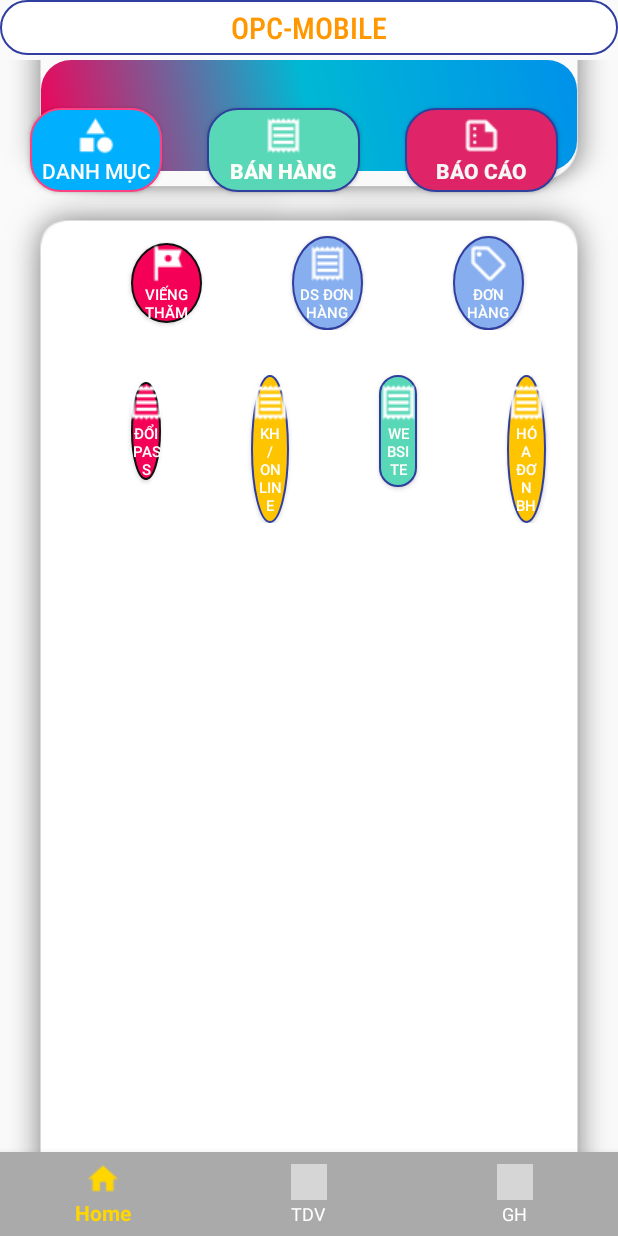
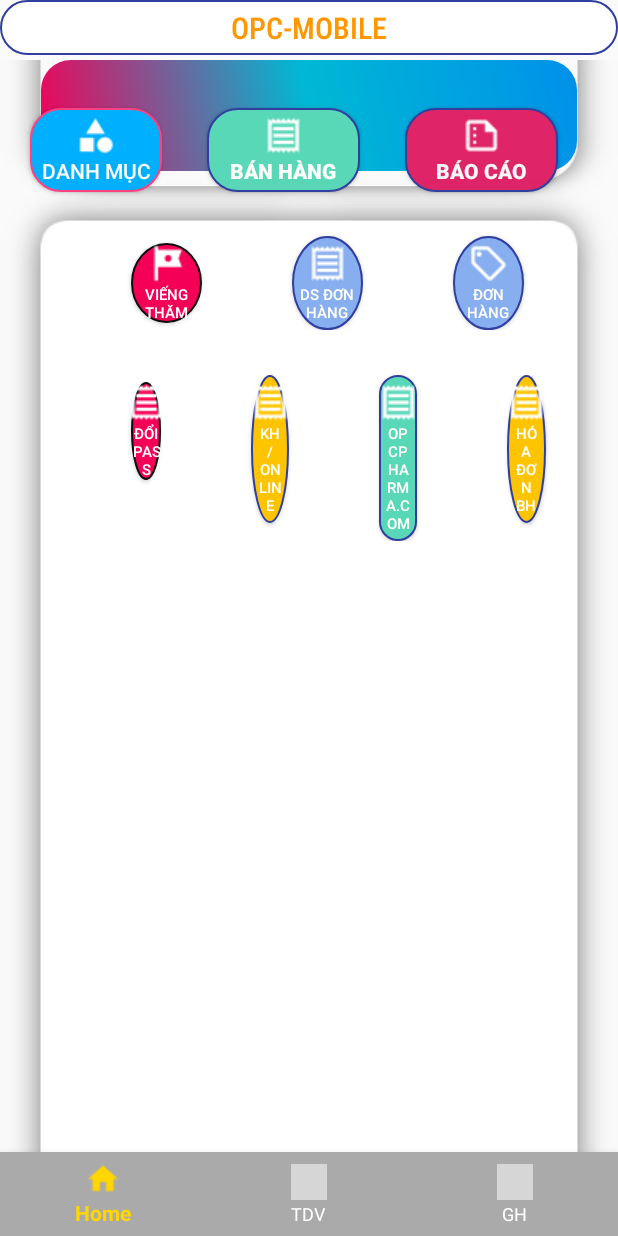
Before and after one commit to daothanhhai/ANDROID_SAP, an Android app: the layout activity_bravo_program.xml on its own in the app's theme, with its tools: preview values and no code run, on a phone screen of 412 x 824 dp. Run offline under Robolectric (Android 15) with nearby library versions, the phone set to English and light mode, and no system bars; grey boxes are pictures that could not be loaded.

Commit message:
Hai update 27/05/2024

```diff
--- a/ANDROID_SAP/app/src/main/res/layout/activity_bravo_program.xml
+++ b/ANDROID_SAP/app/src/main/res/layout/activity_bravo_program.xml
@@ -211,7 +211,7 @@
                 android:layout_height="wrap_content"
                 android:background="@drawable/botronxanhla"
                 android:drawableTop="@drawable/outline_receipt_white_18"
-                android:text="WEBSITE"
+                android:text="OPCPHARMA.COM"
                 android:textColor="#FDFDF9" />
 
             <Button
```
Also changed, not shown: ANDROID_SAP/app/src/main/res/drawable/close.png (deleted), ANDROID_SAP/app/src/main/res/drawable/close1.png (deleted).
